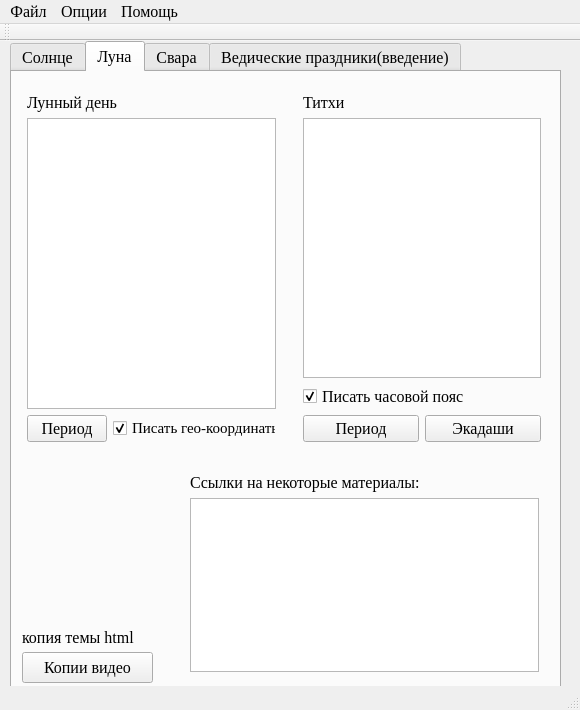
serg-lar/sun-moon-time, file mainwindow.ui: the form before one commit.
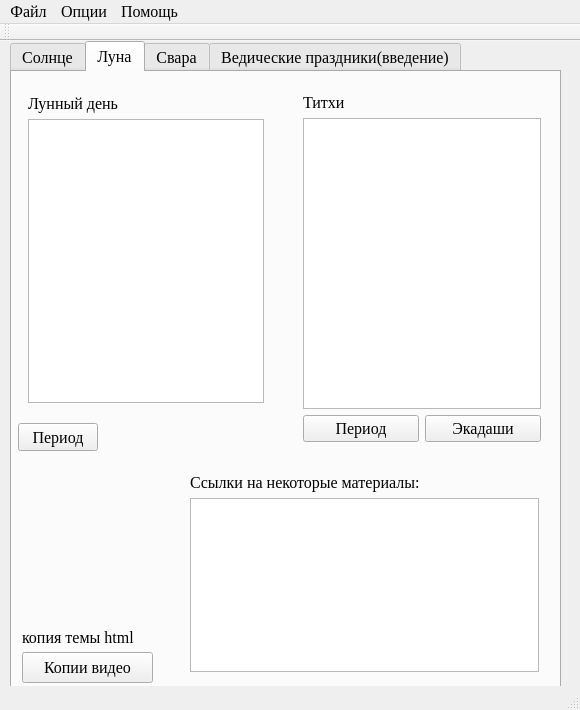
The form after the commit. The open tabs and pages were chosen to show the change. Icons and pictures are not drawn. Custom widgets are drawn as their Qt base class.

Commit message: sun-moon-time 04 декабря 2018 Настройки о показе геогр. координат и часового пояса в главном окне вынесены в диалог настроек. Поправлено поведение приложения при запуске в минимизированном режиме - расчёты запускаются "фоном".

Patch:
```diff
--- a/mainwindow.ui
+++ b/mainwindow.ui
@@ -728,16 +728,6 @@
            </property>
           </widget>
          </item>
-         <item>
-          <widget class="QCheckBox" name="checkBoxTithiPrintUtc">
-           <property name="text">
-            <string>Писать часовой пояс</string>
-           </property>
-           <property name="checked">
-            <bool>true</bool>
-           </property>
-          </widget>
-         </item>
         </layout>
        </item>
        <item>
@@ -830,17 +820,15 @@
        <bool>false</bool>
       </property>
      </widget>
-     <widget class="QWidget" name="">
+     <widget class="QWidget" name="layoutWidget">
       <property name="geometry">
        <rect>
-        <x>4</x>
-        <y>10</y>
-        <width>271</width>
-        <height>371</height>
+        <x>5</x>
+        <y>11</y>
+        <width>258</width>
+        <height>331</height>
        </rect>
       </property>
-      <layout class="QVBoxLayout" name="verticalLayout_11">
-       <item>
         <layout class="QVBoxLayout" name="verticalLayout_8">
          <item>
           <widget class="QLabel" name="label_7">
@@ -875,14 +863,19 @@
           </widget>
          </item>
         </layout>
-       </item>
-       <item>
-        <layout class="QHBoxLayout" name="horizontalLayout_5">
-         <item>
+     </widget>
           <widget class="QPushButton" name="pushButtonMoonDatePeriod">
            <property name="enabled">
             <bool>true</bool>
            </property>
+      <property name="geometry">
+       <rect>
+        <x>6</x>
+        <y>351</y>
+        <width>80</width>
+        <height>28</height>
+       </rect>
+      </property>
            <property name="sizePolicy">
             <sizepolicy hsizetype="Fixed" vsizetype="Fixed">
              <horstretch>0</horstretch>
@@ -892,26 +885,6 @@
            <property name="text">
             <string>Период</string>
            </property>
-          </widget>
-         </item>
-         <item>
-          <widget class="QCheckBox" name="checkBoxPrintGeoCoordsMoonDay">
-           <property name="font">
-            <font>
-             <pointsize>11</pointsize>
-            </font>
-           </property>
-           <property name="text">
-            <string>Писать гео-координаты</string>
-           </property>
-           <property name="checked">
-            <bool>true</bool>
-           </property>
-          </widget>
-         </item>
-        </layout>
-       </item>
-      </layout>
      </widget>
     </widget>
     <widget class="QWidget" name="tabSvara">
```
Left out of the diff: 18 changed lines with no effect on the pictures. Lines whose indentation alone changed are shown as unchanged. The commit also changes 9 other files.
